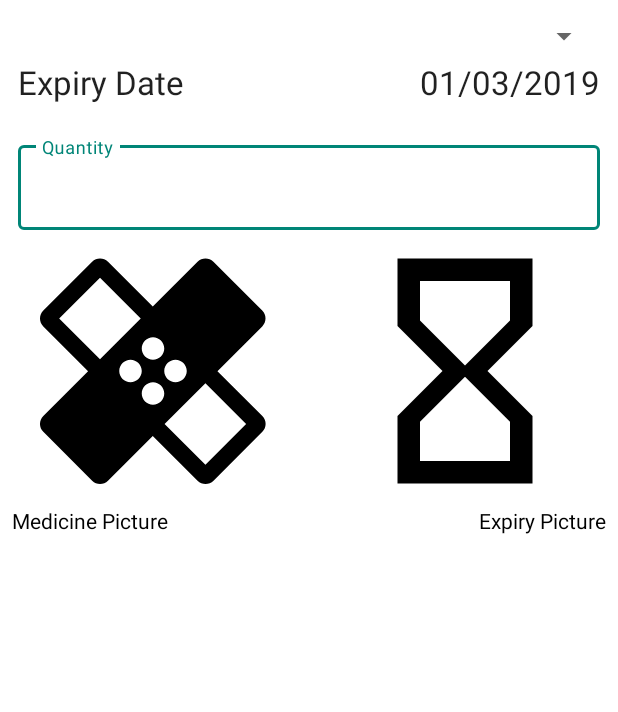
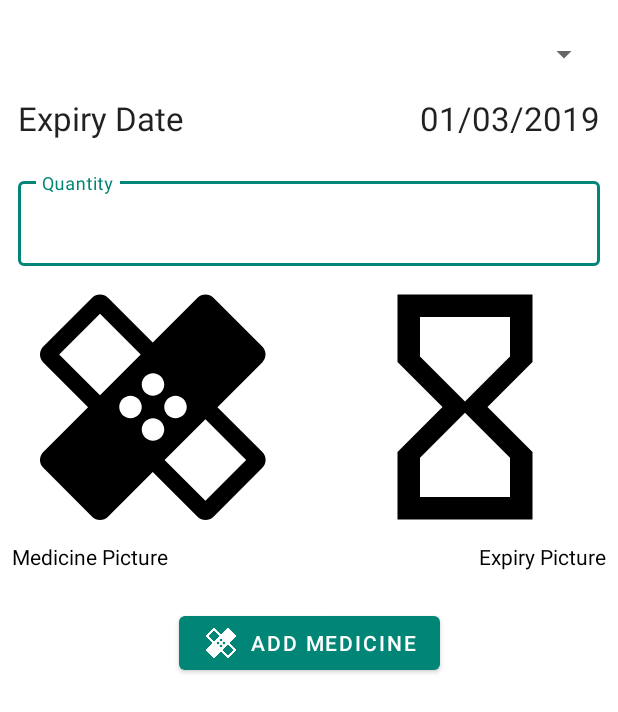
Before and after one commit to KunalRaghav/MedUser, an Android app: the layout activity_add_medicine.xml on its own in the app's theme, with its tools: preview values and no code run, on a phone screen of 412 x 824 dp. Shown: the top 712 px of the screen. Run offline under Robolectric (Android 15) with nearby library versions, the phone set to English and light mode, and no system bars.

Commit message:
checking in at 8:08 PM at 02/03/2019

```diff
--- a/app/src/main/java/com/asterisks/medchange/user/constants/IntKeys.java
+++ b/app/src/main/java/com/asterisks/medchange/user/constants/IntKeys.java
@@ -2,4 +2,6 @@ package com.asterisks.medchange.user.constants;
 
 public class IntKeys {
     public static final int REQUEST_LOCATION_PERMISSION=90;
+    public static final int REQUEST_CAMERA_PERMISSION=100;
+    public static final int CAMERA_REQUEST=200;
 }
--- a/app/src/main/java/com/asterisks/medchange/user/constants/StringKeys.java
+++ b/app/src/main/java/com/asterisks/medchange/user/constants/StringKeys.java
@@ -8,4 +8,6 @@ public class StringKeys {
     public static final String USER_CREDITS_PREF="userCreditsPref";
     public static final String USER_AADHAAR_PREF="userAadhaarPref";
     public static final String USER_ADDRESS_PREF="userAddressPref";
+    public static final String PICTURE_MEDICINE="medicinePicture";
+    public static final String PICTURE_EXPIRY="medicineExpiry";
 }
--- a/app/src/main/res/layout/activity_add_medicine.xml
+++ b/app/src/main/res/layout/activity_add_medicine.xml
@@ -9,7 +9,7 @@
     <androidx.appcompat.widget.AppCompatSpinner
         android:id="@+id/add_med_dropdown"
         android:layout_width="match_parent"
-        android:layout_height="wrap_content"
+        android:layout_height="48dp"
         android:layout_margin="4dp"
         android:layout_marginStart="8dp"
         android:layout_marginTop="8dp"
@@ -91,6 +91,17 @@
         android:layout_height="wrap_content"
         android:text="Expiry Picture"
         android:textColor="#000"
+        android:id="@+id/textViewExpiry"
         app:layout_constraintTop_toBottomOf="@id/add_med_expiry_photo"
         app:layout_constraintEnd_toEndOf="parent"/>
+    <com.google.android.material.button.MaterialButton
+        android:layout_width="wrap_content"
+        android:layout_height="wrap_content"
+        app:layout_constraintStart_toStartOf="parent"
+        app:layout_constraintEnd_toEndOf="parent"
+        android:text="ADD medicine"
+        android:id="@+id/add_med_button"
+        android:layout_marginTop="24dp"
+        app:icon="@drawable/ic_healing_black_24dp"
+        app:layout_constraintTop_toBottomOf="@id/textViewExpiry"/>
 </androidx.constraintlayout.widget.ConstraintLayout>
```
Also changed, not shown: app/src/main/java/com/asterisks/medchange/user/ui/activities/AddMedicineActivity.java (+73 -0 lines), app/src/main/java/com/asterisks/medchange/user/ui/fragments/DatePickerFragment.java (added, +46 -0 lines).
